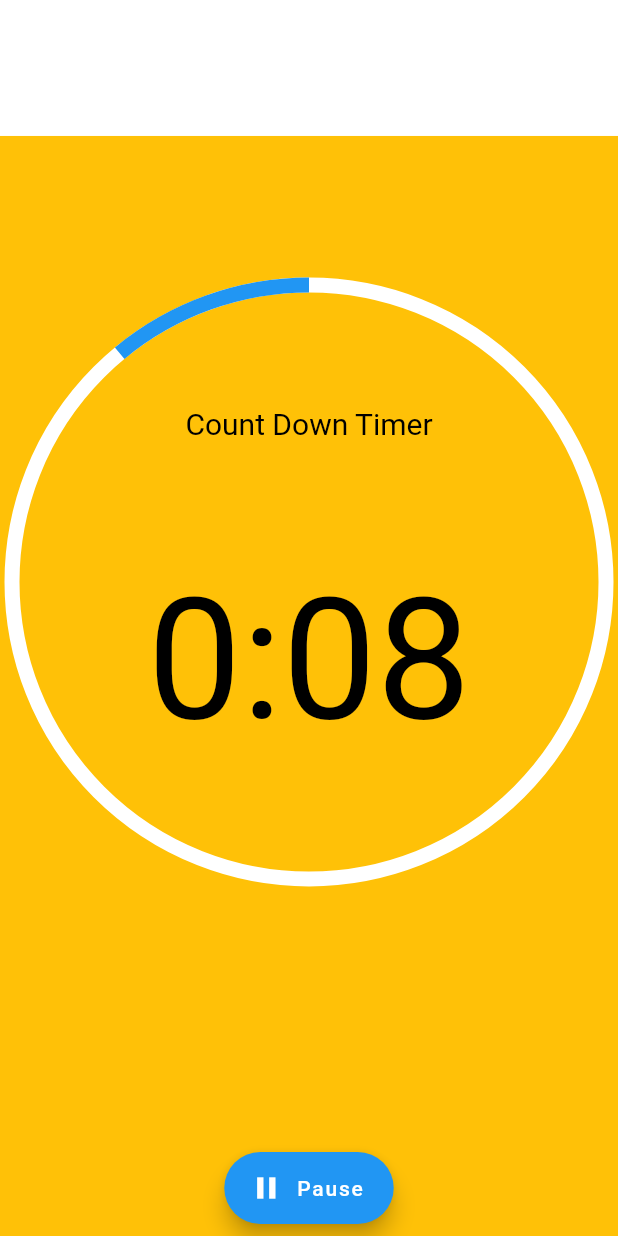
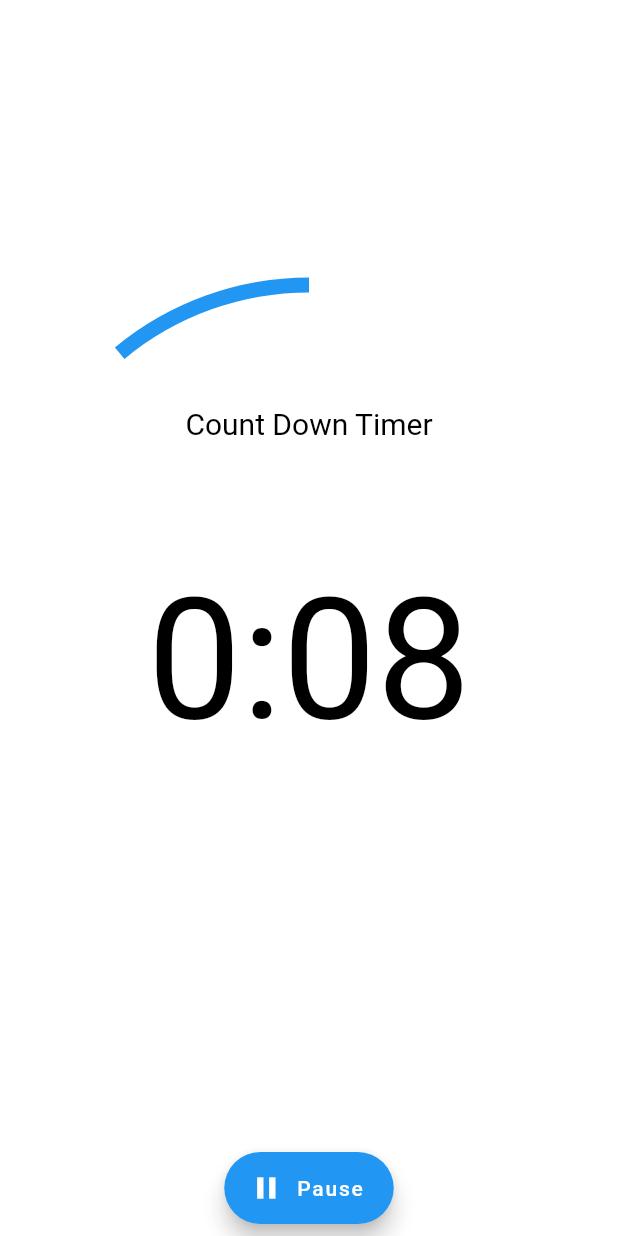
Before and after one commit to RoyGF/video_recorder, a Flutter app: the CountDownTimer screen opened directly, after a tap on "Play", on a phone screen of 412 x 824 dp. Run offline on Flutter 3.47's test engine with Material 2 defaults, Android fonts, the phone set to English and light mode, and no system bars; our stand-ins replace camera, video_player.

Commit message:
Count down timer test

```diff
--- a/lib/pages/countdount_page.dart
+++ b/lib/pages/countdount_page.dart
@@ -3,8 +3,6 @@ import 'dart:math' as math;
 import 'package:flutter/material.dart';
 
 class CountDownPage extends StatelessWidget {
-
-
 
   @override
   Widget build(BuildContext context) {
@@ -47,15 +45,7 @@ class _CountDownTimerState extends State<CountDownTimer>
           builder: (context, child) {
             return Stack(
               children: <Widget>[
-                Align(
-                  alignment: Alignment.bottomCenter,
-                  child:
-                  Container(
-                    color: Colors.amber,
-                    height:
-                    controller.value * MediaQuery.of(context).size.height,
-                  ),
-                ),
+
                 Padding(
                   padding: EdgeInsets.all(8.0),
                   child: Column(
--- a/lib/pages/main_page.dart
+++ b/lib/pages/main_page.dart
@@ -38,7 +38,7 @@ class _QuestionListPageState extends State<QuestionListPage> {
     return Scaffold(
         key: _scaffoldKey,
         floatingActionButton: FloatingActionButton(
-          child: Icon(Icons.add),
+          child: Text('Timer test', textAlign: TextAlign.center,),
           onPressed: (){
                 final route = MaterialPageRoute(builder: (context) => CountDownPage());
                 Navigator.push(context, route);
```
